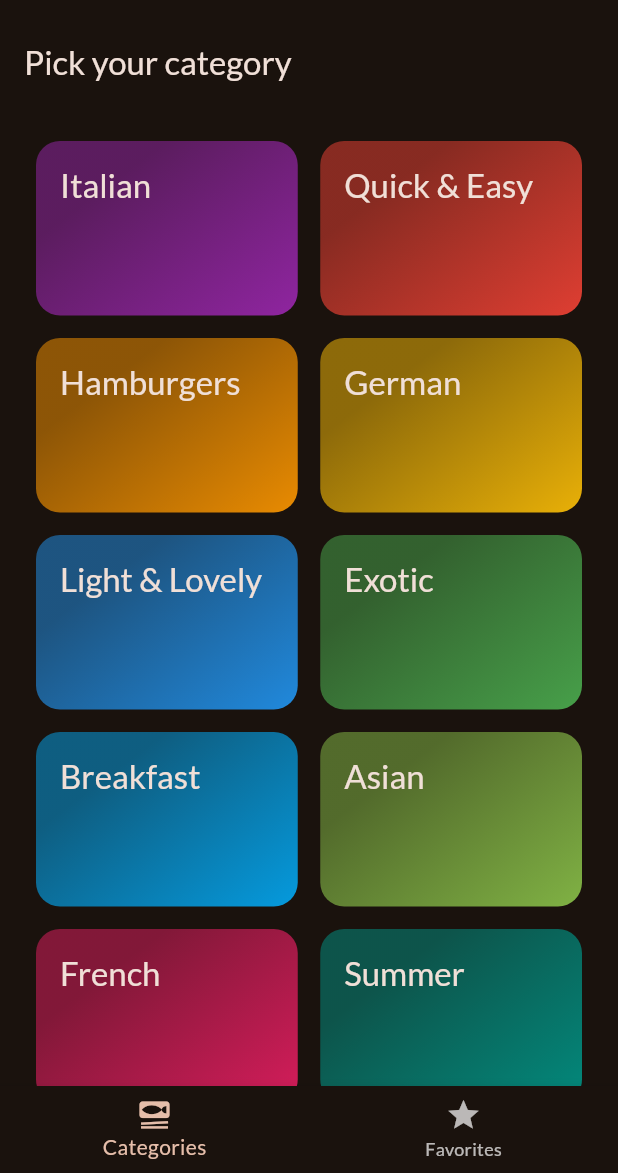
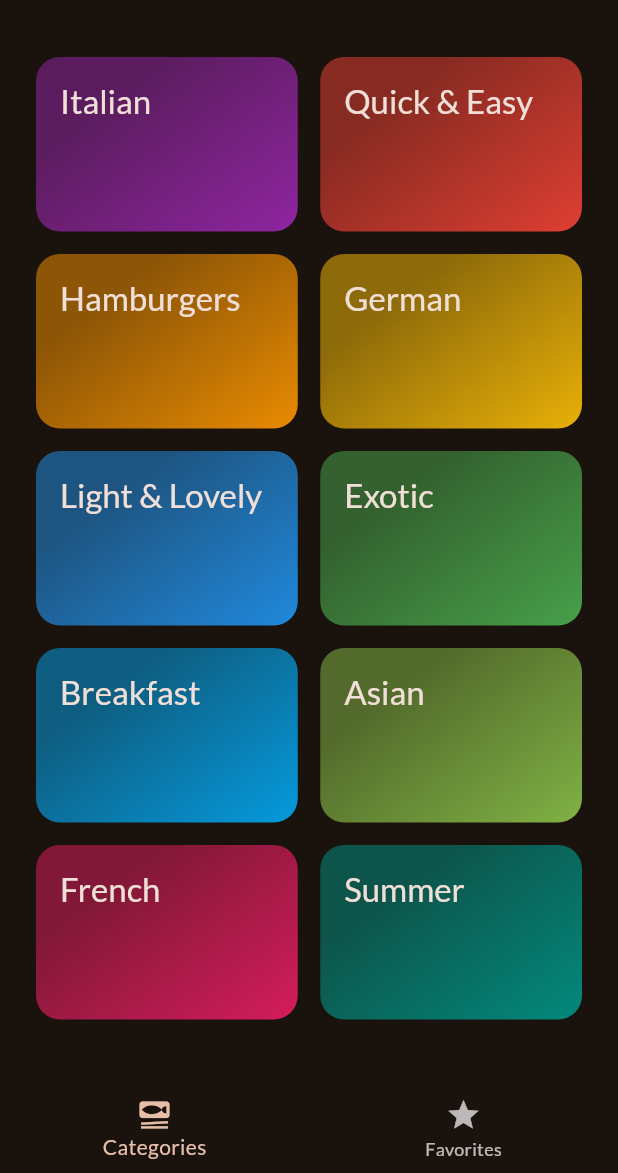
Before and after one commit to flutter-development-rboriba/meals_app, a Flutter app: the screen it shows after launch, on a phone screen of 412 x 824 dp, the part 63-1236 px from its top. Run offline on Flutter 3.47's test engine with Material 3 defaults, Android fonts, the phone set to English and light mode, and no system bars; our stand-ins replace flutter_riverpod, google_fonts, transparent_image.

Commit message:
Explicit Animations: Playing the Animation with AnimatedBuilder

```diff
--- a/lib/screens/categories.dart
+++ b/lib/screens/categories.dart
@@ -28,10 +28,12 @@ class _CategoriesScreenState extends State<CategoriesScreen>
 
     _animationController = AnimationController(
       vsync: this,
-      duration: const Duration(microseconds: 300),
+      duration: const Duration(milliseconds: 300),
       lowerBound: 0,
       upperBound: 1,
     );
+
+    _animationController.forward();
   }
 
   @override
@@ -57,11 +59,9 @@ class _CategoriesScreenState extends State<CategoriesScreen>
 
   @override
   Widget build(BuildContext context) {
-    return Scaffold(
-      appBar: AppBar(
-        title: const Text('Pick your category'),
-      ),
-      body: GridView(
+    return AnimatedBuilder(
+      animation: _animationController,
+      child: GridView(
         padding: const EdgeInsets.all(24),
         gridDelegate: const SliverGridDelegateWithFixedCrossAxisCount(
           crossAxisCount: 2,
@@ -77,7 +77,13 @@ class _CategoriesScreenState extends State<CategoriesScreen>
                 _selectCategory(context, category);
               },
             )
-          ]),
+        ],
+      ),
+      builder: (context, child) => Padding(
+          padding: EdgeInsets.only(
+            top: 100 - _animationController.value * 100,
+          ),
+          child: child),
     );
   }
 }
```
Lines whose indentation alone changed are shown as unchanged.
